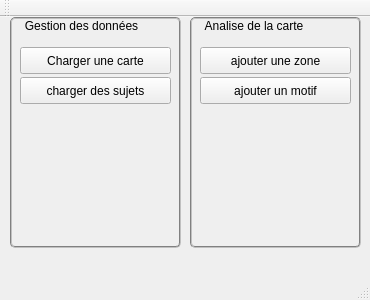
s0lstice/oculometre, file demo/carte-qt/carte-qt/mainwindow.ui: the form before one commit.
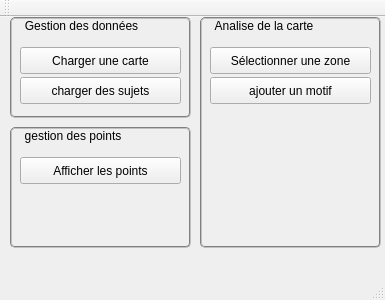
The form after the commit.

```diff
--- a/demo/carte-qt/carte-qt/mainwindow.ui
+++ b/demo/carte-qt/carte-qt/mainwindow.ui
@@ -6,7 +6,7 @@
    <rect>
     <x>0</x>
     <y>0</y>
-    <width>370</width>
+    <width>385</width>
     <height>300</height>
    </rect>
   </property>
@@ -29,9 +29,9 @@
    <widget class="QGroupBox" name="groupBox">
     <property name="geometry">
      <rect>
-      <x>190</x>
+      <x>200</x>
       <y>0</y>
-      <width>171</width>
+      <width>181</width>
       <height>231</height>
      </rect>
     </property>
@@ -43,12 +43,12 @@
       <rect>
        <x>10</x>
        <y>30</y>
-       <width>151</width>
+       <width>161</width>
        <height>27</height>
       </rect>
      </property>
      <property name="text">
-      <string>ajouter une zone</string>
+      <string>Sélectionner une zone</string>
      </property>
     </widget>
     <widget class="QPushButton" name="pushButton_4">
@@ -56,7 +56,7 @@
       <rect>
        <x>10</x>
        <y>60</y>
-       <width>151</width>
+       <width>161</width>
        <height>27</height>
       </rect>
      </property>
@@ -70,8 +70,8 @@
      <rect>
       <x>10</x>
       <y>0</y>
-      <width>171</width>
-      <height>231</height>
+      <width>181</width>
+      <height>101</height>
      </rect>
     </property>
     <property name="styleSheet">
@@ -86,7 +86,7 @@
       <rect>
        <x>10</x>
        <y>30</y>
-       <width>151</width>
+       <width>161</width>
        <height>27</height>
       </rect>
      </property>
@@ -99,7 +99,7 @@
       <rect>
        <x>10</x>
        <y>60</y>
-       <width>151</width>
+       <width>161</width>
        <height>27</height>
       </rect>
      </property>
@@ -108,6 +108,32 @@
      </property>
     </widget>
    </widget>
+   <widget class="QGroupBox" name="groupBox_3">
+    <property name="geometry">
+     <rect>
+      <x>10</x>
+      <y>110</y>
+      <width>181</width>
+      <height>121</height>
+     </rect>
+    </property>
+    <property name="title">
+     <string>gestion des points</string>
+    </property>
+    <widget class="QPushButton" name="afficher_points">
+     <property name="geometry">
+      <rect>
+       <x>10</x>
+       <y>30</y>
+       <width>161</width>
+       <height>27</height>
+      </rect>
+     </property>
+     <property name="text">
+      <string>Afficher les points</string>
+     </property>
+    </widget>
+   </widget>
   </widget>
   <widget class="QMenuBar" name="menuBar">
    <property name="geometry">
```
Left out of the diff: 7 changed lines with no effect on the pictures.
